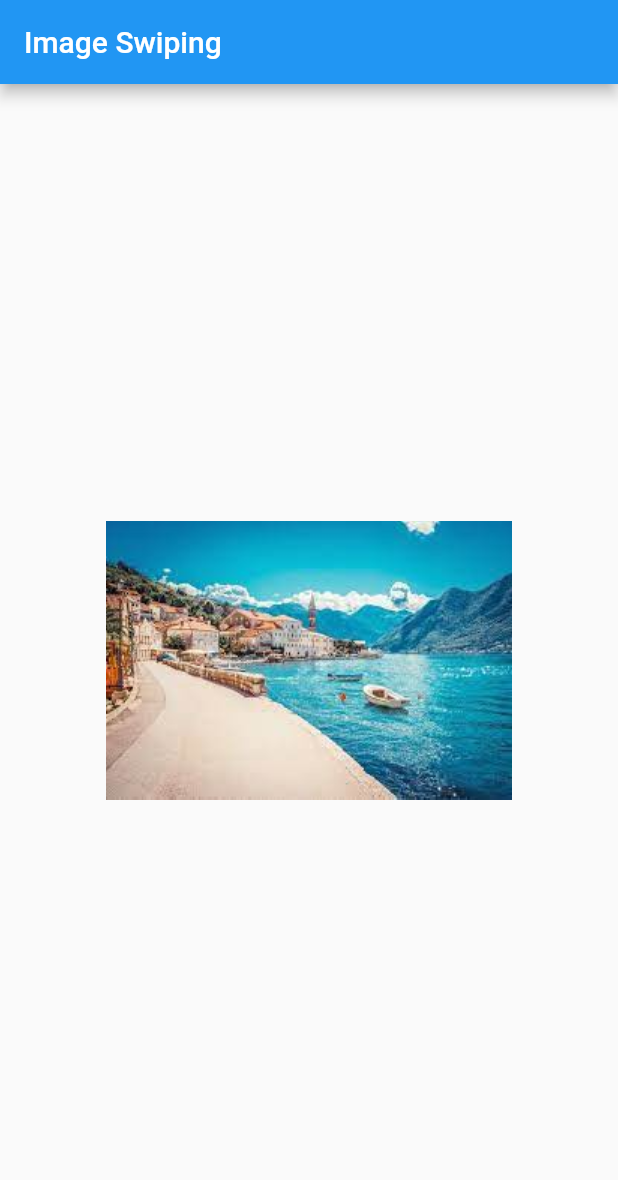
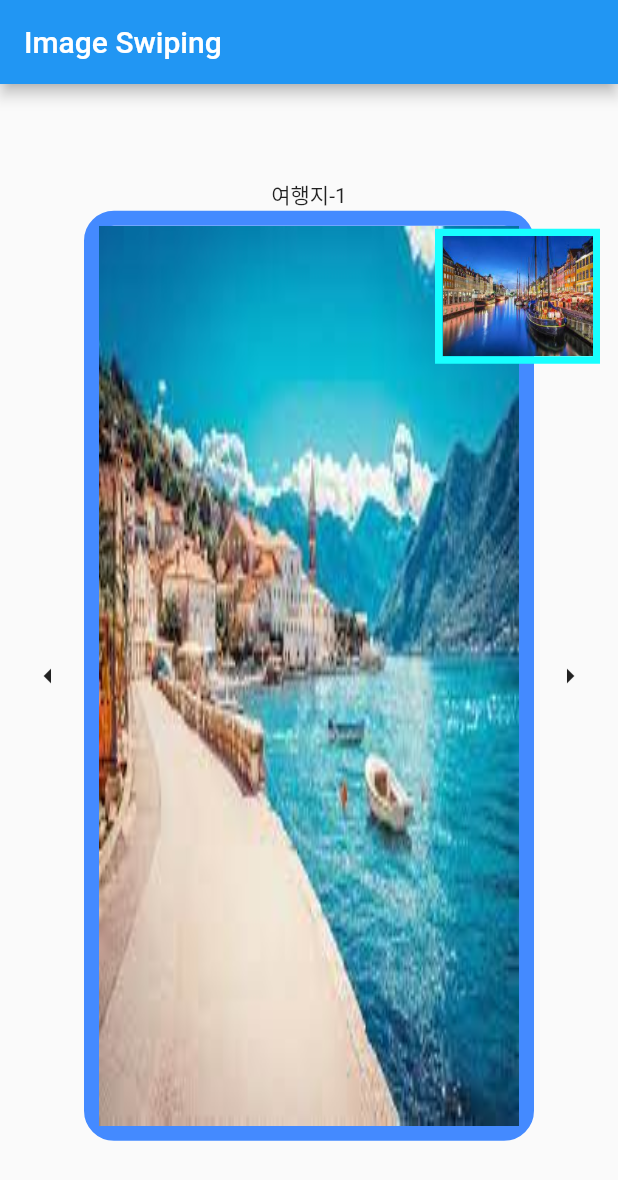
Before and after one commit to daviddev90/flutter_lecture, a Flutter app: the screen it shows after launch, on a phone screen of 412 x 824 dp. Shown: the top 1180 px of the screen. Run offline on Flutter 3.47's test engine with Material 2 defaults, Android fonts, the phone set to English and light mode, and no system bars; missing offline and left inert: simple_gesture_detector.

Commit message:
ㄹㄹㄹㄹㄹ

```diff
--- a/lib/home.dart
+++ b/lib/home.dart
@@ -17,9 +17,9 @@ class _HomeState extends State<Home> {
     imgIdx = 0;
   }
 
-  void _horswipe(SwipeDirection direction){
+  void _changeIdx(bool isRight){
     setState(() {
-      if(direction == SwipeDirection.left){
+      if(isRight){
         imgIdx += 1;
         if(imgIdx >= 13){
           imgIdx = 0;
@@ -33,43 +33,66 @@ class _HomeState extends State<Home> {
     });
   }
 
-  void _verswipe(SwipeDirection direction){
-    setState(() {
-      if(direction == SwipeDirection.down){
-        imgIdx += 1;
-        if(imgIdx >= 13){
-          imgIdx = 0;
-        }
-      }else{
-        imgIdx -= 1;
-        if(imgIdx < 0){
-          imgIdx = 12;
-        }
-      }
-    });
-  }
-
-
   @override
   Widget build(BuildContext context) {
     return Scaffold(
         appBar: AppBar(
           title: const Text('Image Swiping'),
         ),
-        body: SimpleGestureDetector(
-          onHorizontalSwipe: _horswipe,
-          onVerticalSwipe: _verswipe,
-          child: Center(
+        body: Center(
             child: Column(
               mainAxisAlignment: MainAxisAlignment.center,
               children: [
-                Image.asset(
-                  'images/$imgIdx.jpeg'
+                Text('여행지-${imgIdx+1}'),
+                Stack(
+                  children: [
+                    Row(
+                      mainAxisAlignment: MainAxisAlignment.center,
+                      children: [
+                        IconButton(
+                          onPressed: () {
+                            _changeIdx(false);
+                          }, icon: const Icon(Icons.arrow_left)),
+                          Container(
+                            decoration: BoxDecoration(
+                              border: Border.all(
+                                color: Colors.blueAccent,
+                                width: 10
+                              ),
+                              borderRadius: BorderRadius.circular(20)
+                            ),
+                            child: Image.asset(
+                              'images/$imgIdx.jpeg',width: 280,height: 600,fit: BoxFit.fill,
+                            ),
+                          ),
+                        IconButton(
+                          onPressed: () {
+                            _changeIdx(true);
+                          }, icon: const Icon(Icons.arrow_right)),
+                      ],
+                    ),
+                    Positioned(
+                      right: 12,
+                      top: 12,
+                      child: Container(
+                        decoration: BoxDecoration(
+                          border: Border.all(
+                            color: Colors.cyanAccent,
+                            width: 5
+                          )
+                        ),
+                        child:Image.asset('images/${imgIdx < 12 ? imgIdx + 1 : 0}.jpeg',
+                        width: 100,
+                        height: 80,
+                        fit: BoxFit.fill,
+                        ),
+                      ),
+                    ),
+                  ],
                 )
               ],
             ),
           ),
-        ),
       );
   }
 
```
